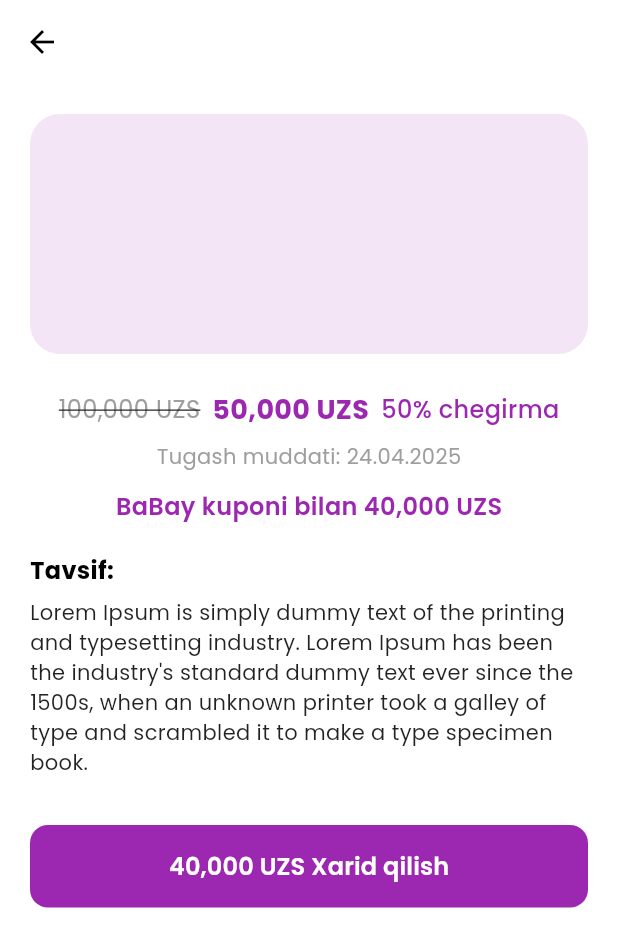
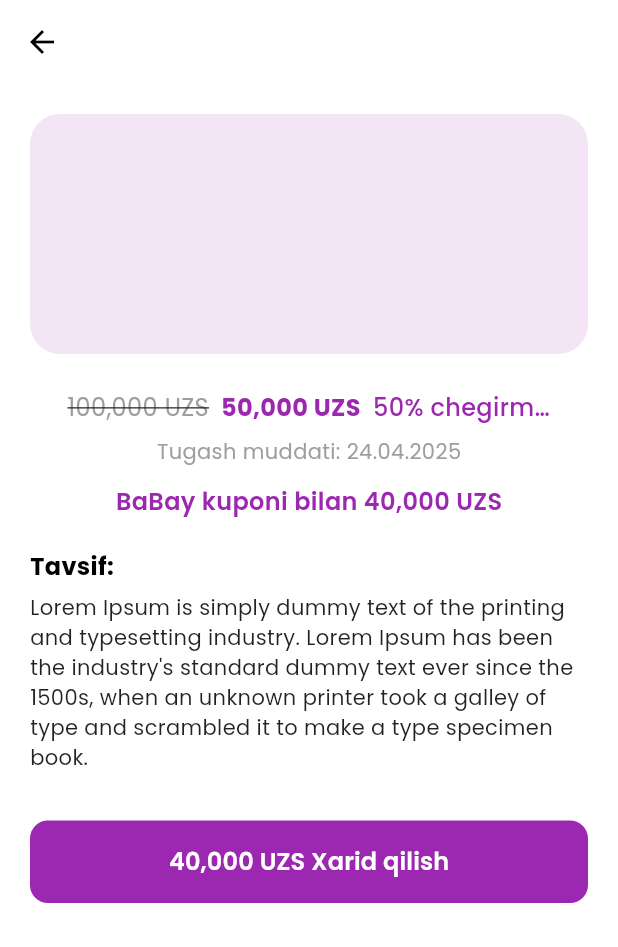
Before and after one commit to khurshidjonkh/babay_mobile, a Flutter app: the CatalogDetailScreen screen opened directly with empty values, on a phone screen of 412 x 824 dp. Shown: the top 947 px of the screen. Run offline on Flutter 3.47's test engine with Material 3 defaults, Android fonts, the phone set to English and light mode, and no system bars; our stand-ins replace dio, get_it, google_fonts, image_picker, logger, modal_bottom_sheet and 4 more; missing offline and left inert: mobile_scanner; accounts and stored records are empty.

```diff
--- a/lib/presentation/screens/home_screen.dart
+++ b/lib/presentation/screens/home_screen.dart
@@ -1,5 +1,5 @@
 import 'package:babay_mobile/presentation/screens/qr_scanner_screen.dart';
-import 'package:babay_mobile/presentation/screens/search_screen.dart';
+import 'package:babay_mobile/presentation/screens/offers/search_screen.dart';
 import 'package:flutter/material.dart';
 import 'package:google_fonts/google_fonts.dart';
 import 'package:modal_bottom_sheet/modal_bottom_sheet.dart';
--- a/lib/presentation/screens/offers/offers_detail_screen.dart
+++ b/lib/presentation/screens/offers/catalog_detail_screen.dart
@@ -61,30 +61,39 @@ class CatalogDetailScreen extends StatelessWidget {
               Row(
                 mainAxisAlignment: MainAxisAlignment.center,
                 children: [
-                  Text(
+                  Flexible(
+                    child: Text(
                       '${oldPrice.toString().replaceAllMapped(RegExp(r"(\d{1,3})(?=(\d{3})+(?!\d))"), (Match m) => "${m[1]},")} UZS',
                       style: GoogleFonts.poppins(
                         color: Colors.grey,
                         fontSize: 16,
                         decoration: TextDecoration.lineThrough,
                       ),
+                      overflow: TextOverflow.ellipsis,
+                    ),
                   ),
                   const SizedBox(width: 8),
-                  Text(
+                  Flexible(
+                    child: Text(
                       '${newPrice.toString().replaceAllMapped(RegExp(r"(\d{1,3})(?=(\d{3})+(?!\d))"), (Match m) => "${m[1]},")} UZS',
                       style: GoogleFonts.poppins(
                         color: Colors.purple,
                         fontWeight: FontWeight.bold,
-                      fontSize: 18,
+                        fontSize: 16,
+                      ),
+                      overflow: TextOverflow.ellipsis,
                     ),
                   ),
                   const SizedBox(width: 8),
-                  Text(
+                  Flexible(
+                    child: Text(
                       discount,
                       style: GoogleFonts.poppins(
                         color: Colors.purple,
                         fontWeight: FontWeight.w500,
                         fontSize: 16,
+                      ),
+                      overflow: TextOverflow.ellipsis,
                     ),
                   ),
                 ],
--- a/lib/presentation/screens/offers/offers_screen.dart
+++ b/lib/presentation/screens/offers/catalog_screen.dart
@@ -1,6 +1,6 @@
 import 'package:flutter/material.dart';
 import 'package:google_fonts/google_fonts.dart';
-import 'offers_detail_screen.dart';
+import 'catalog_detail_screen.dart';
 
 class CatalogScreen extends StatelessWidget {
   CatalogScreen({super.key});
--- a/lib/presentation/screens/search_screen.dart
+++ b/lib/presentation/screens/offers/search_screen.dart
@@ -1,6 +1,6 @@
 import 'package:flutter/material.dart';
 import 'package:google_fonts/google_fonts.dart';
-import 'offers/offers_screen.dart';
+import 'catalog_screen.dart';
 
 class SearchScreen extends StatefulWidget {
   const SearchScreen({super.key});
```
Also changed, not shown: lib/data/models/offer.dart (added, +80 -0 lines). Lines whose indentation alone changed are shown as unchanged.
